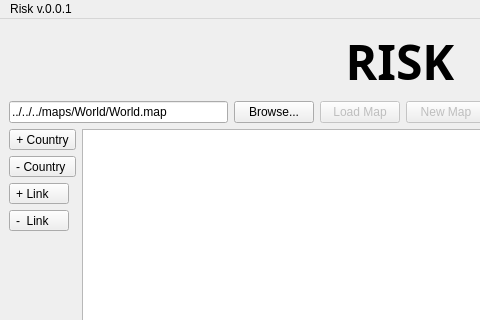
Old version of the form gui/map_editor.ui in the repository TaimoorRana/Risk; both pictures show x 0 to 480 and y 0 to 320 of the 800 by 600 pixel window.
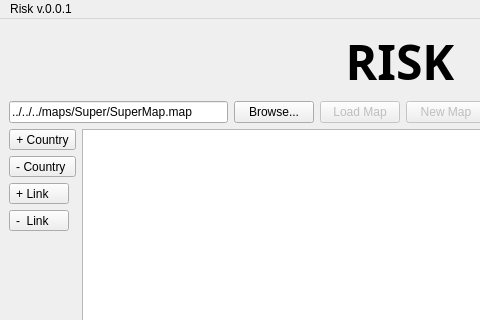
New version of the form.

Commit message: Changed path too use SuperMap.map

```diff
--- a/gui/map_editor.ui
+++ b/gui/map_editor.ui
@@ -41,7 +41,7 @@
       <item>
        <widget class="QLineEdit" name="filenameLineEdit">
         <property name="text">
-         <string>../../../maps/World/World.map</string>
+         <string>../../../maps/Super/SuperMap.map</string>
         </property>
        </widget>
       </item>
```
